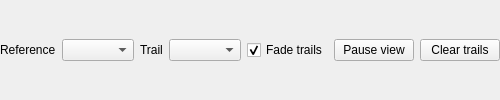
Before: the Qt Designer form designer/AffectControls.ui in mbilucaglia/PhysioViewerRT, drawn with Qt 5.
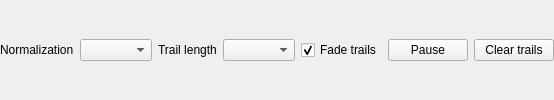
After: the same form once the commit is applied. Icons and pictures are not drawn.

Commit message: Unify GUI actions and add Metrics vertical zoom controls

Patch:
```diff
--- a/designer/AffectControls.ui
+++ b/designer/AffectControls.ui
@@ -1,7 +1,7 @@
 <?xml version='1.0' encoding='UTF-8'?>
 <ui version="4.0">
  <class>AffectControls</class>
- <widget class="QWidget" name="AffectControls">
+ <widget class="QFrame" name="AffectControls">
   <property name="wrapControls" stdset="0">
    <bool>true</bool>
   </property>
@@ -36,7 +36,7 @@
       <item>
        <widget class="QLabel" name="affectReferenceLabel">
         <property name="text">
-         <string>Reference</string>
+         <string>Normalization</string>
         </property>
        </widget>
       </item>
@@ -64,7 +64,7 @@
       <item>
        <widget class="QLabel" name="affectTrailLabel">
         <property name="text">
-         <string>Trail</string>
+         <string>Trail length</string>
         </property>
        </widget>
       </item>
@@ -101,12 +101,20 @@
       </property>
       <item>
        <widget class="QPushButton" name="affectPause">
-        <property name="text">
-         <string>Pause view</string>
-        </property>
         <property name="checkable">
          <bool>true</bool>
         </property>
+        <property name="text">
+         <string>Pause</string>
+        </property>
+        <property name="icon">
+         <iconset>
+          <normaloff>../assets/icons/pause.svg</normaloff>
+         </iconset>
+        </property>
+        <property name="minimumWidth">
+         <number>90</number>
+        </property>
        </widget>
       </item>
       <item>
```
Left out of the diff: 5 changed lines with no effect on the pictures. The commit also changes 15 other files.
